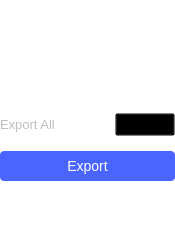
Qt form ui/osc_export_settings.ui (analogdevicesinc/scopy) before a commit.
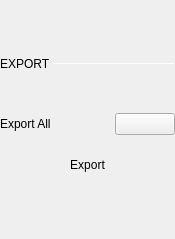
The same form after that commit. Custom widgets are drawn as their Qt base class.

The edit to the form file:
```diff
--- a/ui/osc_export_settings.ui
+++ b/ui/osc_export_settings.ui
@@ -19,14 +19,6 @@
   <property name="windowTitle">
    <string>Form</string>
   </property>
-  <property name="styleSheet">
-   <string notr="true">QWidget {
-	background-color: transparent;
-	color: #bebebe;
-	font-weight: normal;
-	font-size: 13px;
-}</string>
-  </property>
   <layout class="QVBoxLayout" name="verticalLayout">
    <property name="spacing">
     <number>0</number>
@@ -99,15 +91,12 @@
             <verstretch>0</verstretch>
            </sizepolicy>
           </property>
-          <property name="styleSheet">
-           <string notr="true">QLabel {
- font-size: 12px;
- color: rgba(255, 255, 255, 70);
-}</string>
-          </property>
           <property name="text">
            <string>EXPORT </string>
           </property>
+          <property name="subsection_label" stdset="0">
+           <bool>true</bool>
+          </property>
          </widget>
         </item>
         <item>
@@ -124,12 +113,12 @@
             <height>1</height>
            </size>
           </property>
-          <property name="styleSheet">
-           <string notr="true"> border: 1px solid rgba(255, 255, 255, 70);</string>
-          </property>
           <property name="orientation">
            <enum>Qt::Horizontal</enum>
           </property>
+          <property name="subsection_line" stdset="0">
+           <bool>true</bool>
+          </property>
          </widget>
         </item>
        </layout>
@@ -264,25 +253,14 @@
   max-height: 30px;
 
   border: 0px;
-  border-radius: 4px;
-
-  background-color: #4a64ff;
-  color: #ffffff;
-
-  font-size: 14px;
-}
-
-QPushButton:pressed {
-  background-color: #2a44df;
-}
-
-QPushButton:hover {
-	background-color: #4a34ff;
 }</string>
             </property>
             <property name="text">
              <string>Export</string>
             </property>
+            <property name="blue_button" stdset="0">
+             <bool>true</bool>
+            </property>
            </widget>
           </item>
          </layout>
```
